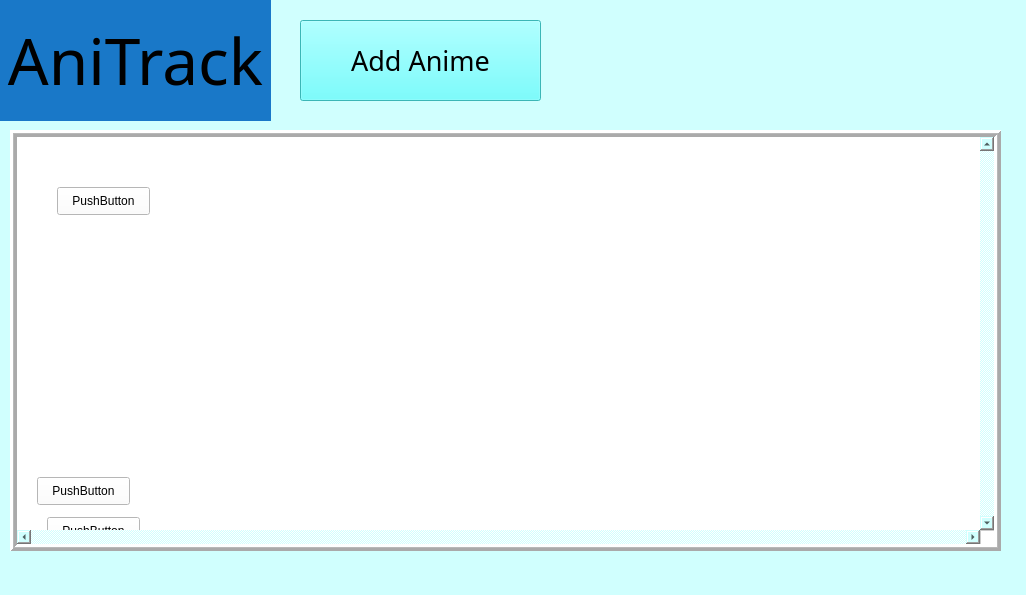
First picture: the form in gui/anime.ui, repository PikaKight/AniTrack, before the edit.
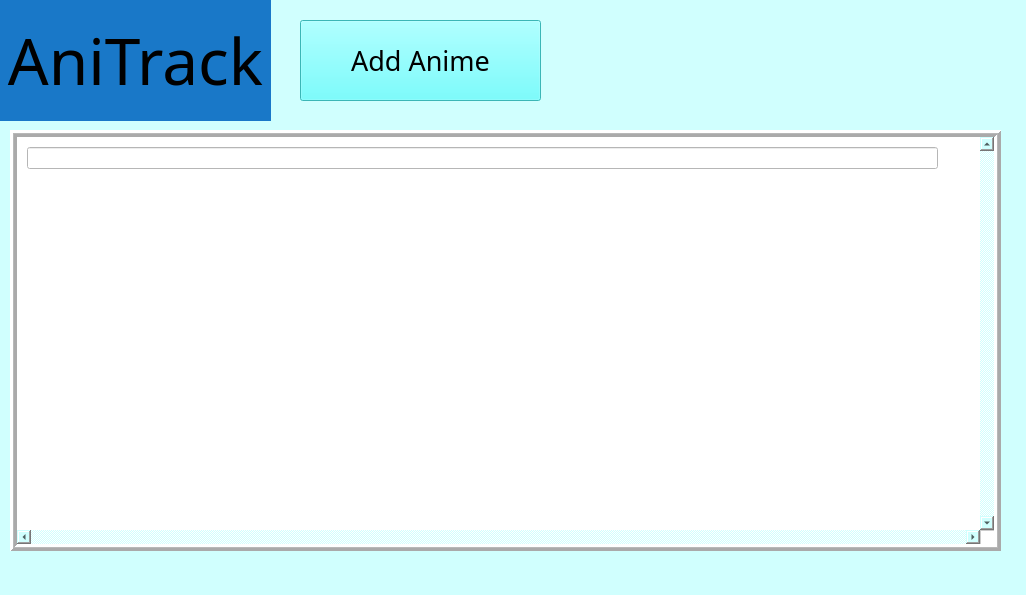
Second picture: the form after the edit.

Commit message: adding more ui, soooo tried!

```diff
--- a/gui/anime.ui
+++ b/gui/anime.ui
@@ -49,6 +49,9 @@
       <height>421</height>
      </rect>
     </property>
+    <property name="layoutDirection">
+     <enum>Qt::LeftToRight</enum>
+    </property>
     <property name="styleSheet">
      <string notr="true">background-color: rgb(255, 255, 255);</string>
     </property>
@@ -76,6 +79,9 @@
     <property name="widgetResizable">
      <bool>true</bool>
     </property>
+    <property name="alignment">
+     <set>Qt::AlignLeading|Qt::AlignLeft|Qt::AlignTop</set>
+    </property>
     <widget class="QWidget" name="scrollAreaWidgetContents">
      <property name="geometry">
       <rect>
@@ -85,43 +91,14 @@
        <height>386</height>
       </rect>
      </property>
-     <widget class="QPushButton" name="pushButton">
+     <widget class="QLineEdit" name="lineEdit">
       <property name="geometry">
        <rect>
-        <x>40</x>
-        <y>50</y>
-        <width>93</width>
-        <height>28</height>
+        <x>10</x>
+        <y>10</y>
+        <width>911</width>
+        <height>22</height>
        </rect>
-      </property>
-      <property name="text">
-       <string>PushButton</string>
-      </property>
-     </widget>
-     <widget class="QPushButton" name="pushButton_2">
-      <property name="geometry">
-       <rect>
-        <x>30</x>
-        <y>380</y>
-        <width>93</width>
-        <height>28</height>
-       </rect>
-      </property>
-      <property name="text">
-       <string>PushButton</string>
-      </property>
-     </widget>
-     <widget class="QPushButton" name="pushButton_3">
-      <property name="geometry">
-       <rect>
-        <x>20</x>
-        <y>340</y>
-        <width>93</width>
-        <height>28</height>
-       </rect>
-      </property>
-      <property name="text">
-       <string>PushButton</string>
       </property>
      </widget>
     </widget>
```
The commit also changes 3 other files.
